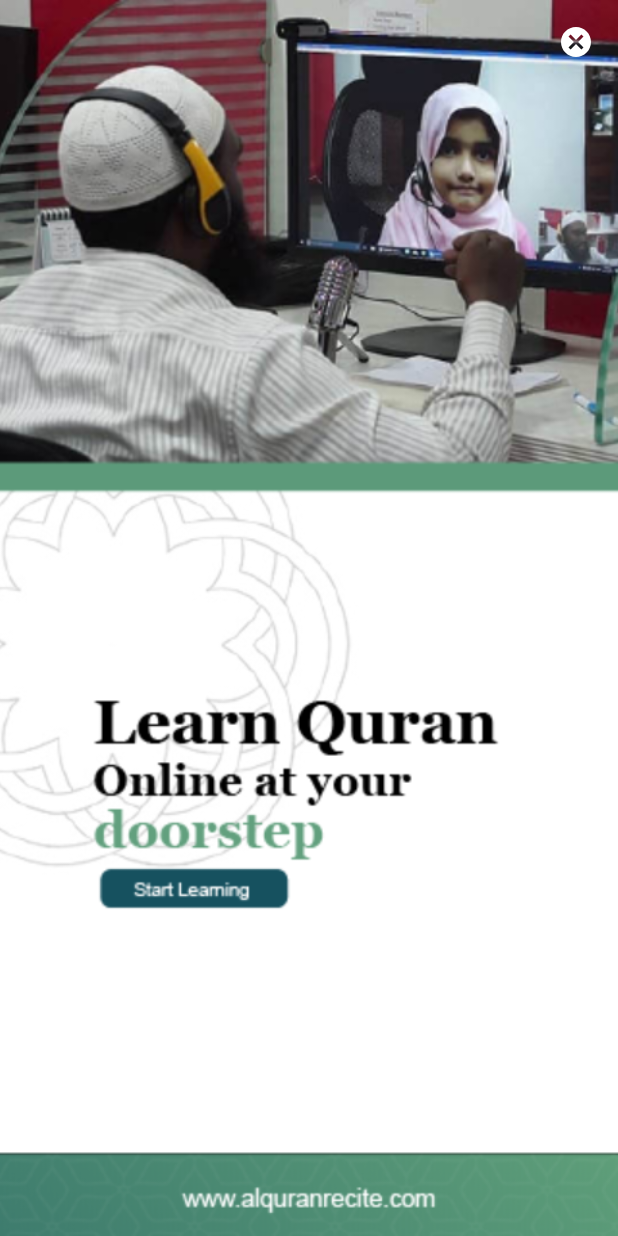
After one commit to Aishasunztech/nasai, an Android app: the layout activity_static_add.xml on its own in the app's theme, with its tools: preview values and no code run, on a phone screen of 412 x 824 dp. The commit adds this screen. Run offline under Robolectric (Android 15) with nearby library versions, the phone set to English and light mode, and no system bars; Roboto replaces fonts that are not available here.

Commit message:
Static Add implemented v1.10

```diff
--- a/app/build.gradle
+++ b/app/build.gradle
@@ -19,8 +19,8 @@ android {
         applicationId "com.sunztech.nasai"
         minSdkVersion 16
         targetSdkVersion 28
-        versionCode 9
-        versionName "1.9"
+        versionCode 10
+        versionName "1.10"
         multiDexEnabled true
         testInstrumentationRunner "androidx.test.runner.AndroidJUnitRunner"
         manifestPlaceholders = [
--- a/app/src/main/AndroidManifest.xml
+++ b/app/src/main/AndroidManifest.xml
@@ -13,6 +13,7 @@
         android:supportsRtl="true"
         android:theme="@style/AppTheme">
 
+        <activity android:name=".StaticAddActivity"></activity>
         <meta-data
             android:name="com.google.android.gms.ads.APPLICATION_ID"
             android:value="@string/app_id"/>
--- /dev/null
+++ b/app/src/main/res/drawable/ic_baseline_cancel_24.xml
@@ -0,0 +1,10 @@
+<vector xmlns:android="http://schemas.android.com/apk/res/android"
+    android:width="24dp"
+    android:height="24dp"
+    android:viewportWidth="24"
+    android:viewportHeight="24"
+    android:tint="?attr/colorControlNormal">
+  <path
+      android:fillColor="#fff"
+      android:pathData="M12,2C6.47,2 2,6.47 2,12s4.47,10 10,10 10,-4.47 10,-10S17.53,2 12,2zM17,15.59L15.59,17 12,13.41 8.41,17 7,15.59 10.59,12 7,8.41 8.41,7 12,10.59 15.59,7 17,8.41 13.41,12 17,15.59z"/>
+</vector>
--- /dev/null
+++ b/app/src/main/res/layout/activity_static_add.xml
@@ -0,0 +1,24 @@
+<?xml version="1.0" encoding="utf-8"?>
+<RelativeLayout xmlns:android="http://schemas.android.com/apk/res/android"
+    xmlns:tools="http://schemas.android.com/tools"
+    android:layout_width="match_parent"
+    android:layout_height="match_parent">
+
+    <ImageView
+        android:id="@+id/staticImgAdd"
+        android:scaleType="centerCrop"
+        android:src="@drawable/staticaddimg"
+        android:layout_width="match_parent"
+        android:layout_height="match_parent" />
+
+    <ImageView
+        android:tint="#fff"
+        android:layout_margin="16dp"
+        android:layout_alignParentEnd="true"
+        android:src="@drawable/ic_baseline_cancel_24"
+        android:id="@+id/cancelBtn"
+        android:layout_width="wrap_content"
+        android:layout_height="wrap_content"
+        android:layout_alignParentRight="true" />
+
+</RelativeLayout>
```
Also changed, not shown: app/src/main/java/com/sunztech/nasai/MainActivity.java (+13 -11 lines), app/src/main/java/com/sunztech/nasai/StaticAddActivity.java (added, +38 -0 lines), app/src/main/res/drawable/staticaddimg.png (added).
